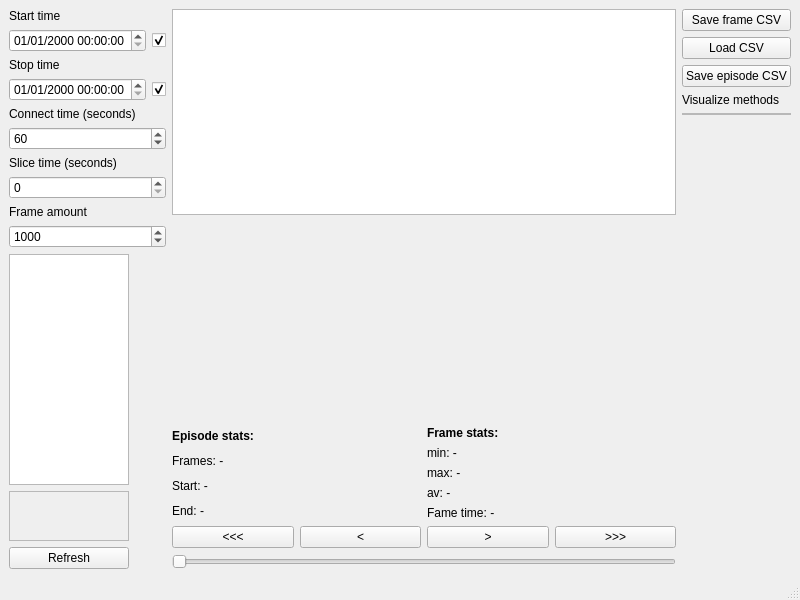
Qt form server/database_scroll/mainwindow.ui (GiteZz/Thermal-sensor-localisation) before a commit.
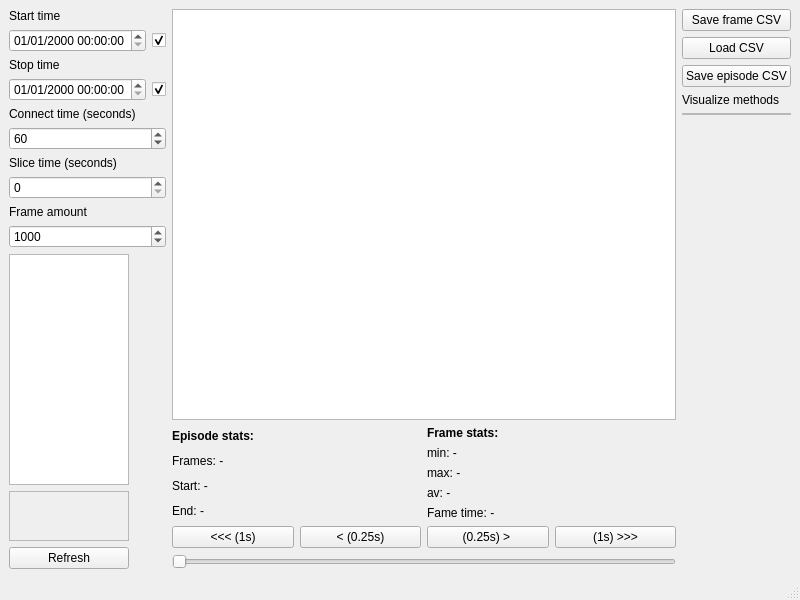
The same form after that commit.

What changed in the file:
```diff
--- a/server/database_scroll/mainwindow.ui
+++ b/server/database_scroll/mainwindow.ui
@@ -22,19 +22,6 @@
         <item>
          <widget class="QGraphicsView" name="plotGraphicsView"/>
         </item>
-        <item>
-         <spacer name="verticalSpacer">
-          <property name="orientation">
-           <enum>Qt::Vertical</enum>
-          </property>
-          <property name="sizeHint" stdset="0">
-           <size>
-            <width>20</width>
-            <height>40</height>
-           </size>
-          </property>
-         </spacer>
-        </item>
         <item>
          <layout class="QHBoxLayout" name="statHLayout">
           <item>
@@ -127,28 +114,28 @@
           <item>
            <widget class="QPushButton" name="backwardMoreButton">
             <property name="text">
-             <string>&lt;&lt;&lt;</string>
+             <string>&lt;&lt;&lt; (1s)</string>
             </property>
            </widget>
           </item>
           <item>
            <widget class="QPushButton" name="backwardOneButton">
             <property name="text">
-             <string>&lt;</string>
+             <string>&lt; (0.25s)</string>
             </property>
            </widget>
           </item>
           <item>
            <widget class="QPushButton" name="forwardOneButton">
             <property name="text">
-             <string>&gt;</string>
+             <string>(0.25s) &gt; </string>
             </property>
            </widget>
           </item>
           <item>
            <widget class="QPushButton" name="forwardMoreButton">
             <property name="text">
-             <string>&gt;&gt;&gt;</string>
+             <string>(1s) &gt;&gt;&gt;</string>
             </property>
            </widget>
           </item>
```
